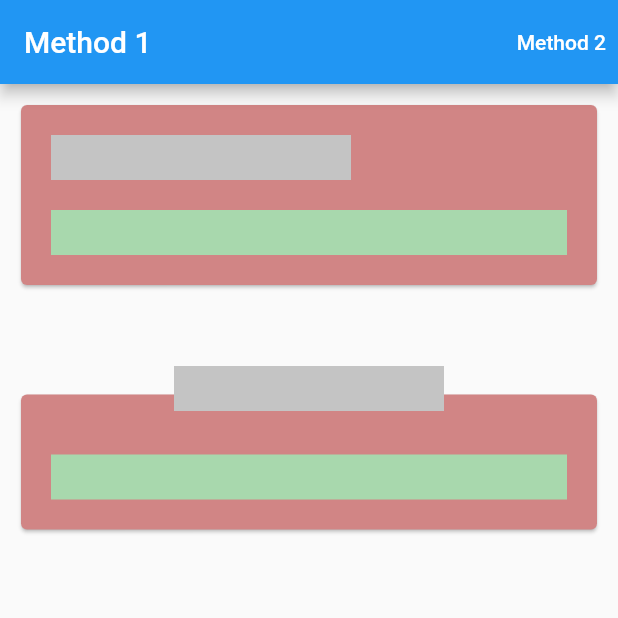
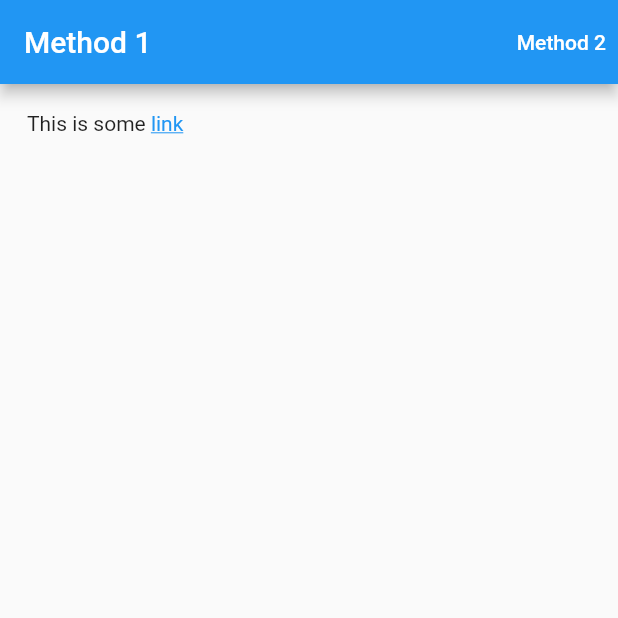
Before and after one commit to hayanbeigh0/AimedLabsTask, a Flutter app: the screen it shows after launch, on a phone screen of 412 x 824 dp, the top half of it. Run offline on Flutter 3.47's test engine with Material 2 defaults, Android fonts, the phone set to English and light mode, and no system bars; drawn by our look-alikes of flutter_html.

Commit message:
HTML links

```diff
--- a/lib/screens/screen1.dart
+++ b/lib/screens/screen1.dart
@@ -1,4 +1,6 @@
 import 'package:flutter/material.dart';
+import 'package:flutter_html/flutter_html.dart';
+import 'package:url_launcher/url_launcher.dart';
 
 import 'screen_2.dart';
 
@@ -31,99 +33,112 @@ class Screen1 extends StatelessWidget {
       body: Padding(
         padding: const EdgeInsets.all(10.0),
         child: SingleChildScrollView(
-          child: Column(
-            children: [
-              SizedBox(
-                width: double.infinity,
-                child: Card(
-                  color: const Color(0xFFD18585),
-                  child: Column(
-                    crossAxisAlignment: CrossAxisAlignment.start,
-                    children: [
-                      const SizedBox(
-                        height: 10,
-                      ),
-                      Container(
-                        margin: const EdgeInsets.symmetric(
-                          horizontal: 20,
-                          vertical: 10,
-                        ),
-                        color: const Color(0xFFC4C4C4),
-                        width: 200,
-                        height: 30,
-                      ),
-                      Container(
-                        width: double.infinity,
-                        margin: const EdgeInsets.symmetric(
-                          horizontal: 20,
-                          vertical: 10,
-                        ),
-                        color: const Color(0xFFA8D8AD),
-                        height: 30,
-                      ),
-                      const SizedBox(
-                        height: 10,
-                      ),
-                    ],
-                  ),
+          child: Html(
+            data:
+                'This is some <a href="https://pub.dev/packages/url_launcher">link</a>',
+            onLinkTap: (url, context, attributes, element) {
+              launchUrl(
+                Uri.parse(
+                  url.toString(),
                 ),
-              ),
-              const SizedBox(
-                height: 40,
-              ),
-              SizedBox(
-                width: double.infinity,
-                child: Stack(
-                  children: [
-                    Column(
-                      children: [
-                        const SizedBox(
-                          height: 25,
-                        ),
-                        Card(
-                          color: const Color(0xFFD18585),
-                          child: Column(
-                            children: [
-                              const SizedBox(
-                                height: 30,
-                              ),
-                              Container(
-                                margin: const EdgeInsets.symmetric(
-                                  horizontal: 20,
-                                  vertical: 10,
-                                ),
-                                color: const Color(0xFFA8D8AD),
-                                width: double.infinity,
-                                height: 30,
-                              ),
-                              const SizedBox(
-                                height: 10,
-                              ),
-                            ],
-                          ),
-                        ),
-                      ],
-                    ),
-                    Row(
-                      children: [
-                        const Expanded(child: SizedBox()),
-                        Container(
-                          height: 30,
-                          width: 180,
-                          margin: const EdgeInsets.symmetric(
-                            horizontal: 20,
-                            vertical: 10,
-                          ),
-                          color: const Color(0xFFC4C4C4),
-                        ),
-                        const Expanded(child: SizedBox())
-                      ],
-                    ),
-                  ],
-                ),
-              ),
-            ],
+                mode: LaunchMode.externalApplication,
+              );
+            },
           ),
+
+          // child: Column(
+          //   children: [
+          //     SizedBox(
+          //       width: double.infinity,
+          //       child: Card(
+          //         color: const Color(0xFFD18585),
+          //         child: Column(
+          //           crossAxisAlignment: CrossAxisAlignment.start,
+          //           children: [
+          //             const SizedBox(
+          //               height: 10,
+          //             ),
+          //             Container(
+          //               margin: const EdgeInsets.symmetric(
+          //                 horizontal: 20,
+          //                 vertical: 10,
+          //               ),
+          //               color: const Color(0xFFC4C4C4),
+          //               width: 200,
+          //               height: 30,
+          //             ),
+          //             Container(
+          //               width: double.infinity,
+          //               margin: const EdgeInsets.symmetric(
+          //                 horizontal: 20,
+          //                 vertical: 10,
+          //               ),
+          //               color: const Color(0xFFA8D8AD),
+          //               height: 30,
+          //             ),
+          //             const SizedBox(
+          //               height: 10,
+          //             ),
+          //           ],
+          //         ),
+          //       ),
+          //     ),
+          //     const SizedBox(
+          //       height: 40,
+          //     ),
+          //     SizedBox(
+          //       width: double.infinity,
+          //       child: Stack(
+          //         children: [
+          //           Column(
+          //             children: [
+          //               const SizedBox(
+          //                 height: 25,
+          //               ),
+          //               Card(
+          //                 color: const Color(0xFFD18585),
+          //                 child: Column(
+          //                   children: [
+          //                     const SizedBox(
+          //                       height: 30,
+          //                     ),
+          //                     Container(
+          //                       margin: const EdgeInsets.symmetric(
+          //                         horizontal: 20,
+          //                         vertical: 10,
+          //                       ),
+          //                       color: const Color(0xFFA8D8AD),
+          //                       width: double.infinity,
+          //                       height: 30,
+          //                     ),
+          //                     const SizedBox(
+          //                       height: 10,
+          //                     ),
+          //                   ],
+          //                 ),
+          //               ),
+          //             ],
+          //           ),
+          //           Row(
+          //             children: [
+          //               const Expanded(child: SizedBox()),
+          //               Container(
+          //                 height: 30,
+          //                 width: 180,
+          //                 margin: const EdgeInsets.symmetric(
+          //                   horizontal: 20,
+          //                   vertical: 10,
+          //                 ),
+          //                 color: const Color(0xFFC4C4C4),
+          //               ),
+          //               const Expanded(child: SizedBox())
+          //             ],
+          //           ),
+          //         ],
+          //       ),
+          //     ),
+          //   ],
+          // ),
         ),
       ),
     );
```
Also changed, not shown: pubspec.yaml (+4 -4 lines), pubspec.lock, 6 other files.
